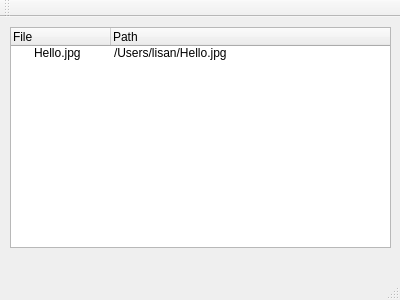
Before: the Qt Designer form Client/mainwindow.ui in monsty/licenserecognizer, drawn with Qt 5.
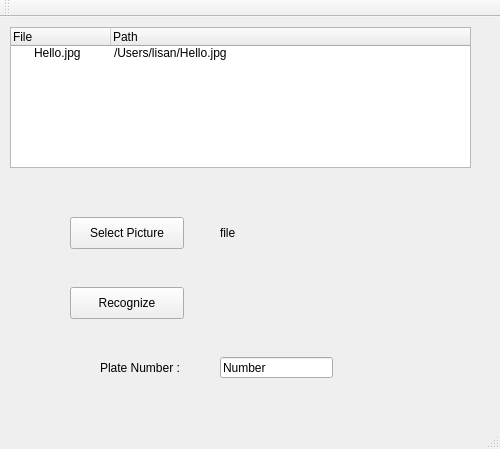
After: the same form once the commit is applied.

```diff
--- a/Client/mainwindow.ui
+++ b/Client/mainwindow.ui
@@ -6,10 +6,22 @@
    <rect>
     <x>0</x>
     <y>0</y>
-    <width>400</width>
-    <height>300</height>
+    <width>500</width>
+    <height>449</height>
    </rect>
   </property>
+  <property name="minimumSize">
+   <size>
+    <width>500</width>
+    <height>449</height>
+   </size>
+  </property>
+  <property name="maximumSize">
+   <size>
+    <width>500</width>
+    <height>449</height>
+   </size>
+  </property>
   <property name="windowTitle">
    <string>MainWindow</string>
   </property>
@@ -19,8 +31,8 @@
      <rect>
       <x>10</x>
       <y>10</y>
-      <width>381</width>
-      <height>221</height>
+      <width>461</width>
+      <height>141</height>
      </rect>
     </property>
     <column>
@@ -42,6 +54,71 @@
      </property>
     </item>
    </widget>
+   <widget class="QPushButton" name="pushButton">
+    <property name="geometry">
+     <rect>
+      <x>70</x>
+      <y>200</y>
+      <width>114</width>
+      <height>32</height>
+     </rect>
+    </property>
+    <property name="text">
+     <string>Select Picture</string>
+    </property>
+   </widget>
+   <widget class="QPushButton" name="pushButton_2">
+    <property name="geometry">
+     <rect>
+      <x>70</x>
+      <y>270</y>
+      <width>114</width>
+      <height>32</height>
+     </rect>
+    </property>
+    <property name="text">
+     <string>Recognize</string>
+    </property>
+   </widget>
+   <widget class="QLineEdit" name="lineEdit">
+    <property name="geometry">
+     <rect>
+      <x>220</x>
+      <y>340</y>
+      <width>113</width>
+      <height>21</height>
+     </rect>
+    </property>
+    <property name="text">
+     <string>Number</string>
+    </property>
+   </widget>
+   <widget class="QLabel" name="label">
+    <property name="geometry">
+     <rect>
+      <x>100</x>
+      <y>340</y>
+      <width>111</width>
+      <height>21</height>
+     </rect>
+    </property>
+    <property name="text">
+     <string>Plate Number :</string>
+    </property>
+   </widget>
+   <widget class="QLabel" name="label_2">
+    <property name="geometry">
+     <rect>
+      <x>220</x>
+      <y>206</y>
+      <width>141</width>
+      <height>20</height>
+     </rect>
+    </property>
+    <property name="text">
+     <string>file</string>
+    </property>
+   </widget>
   </widget>
   <widget class="QMenuBar" name="menuBar">
    <property name="geometry">
```
Left out of the diff: 2 changed lines with no effect on the pictures.
